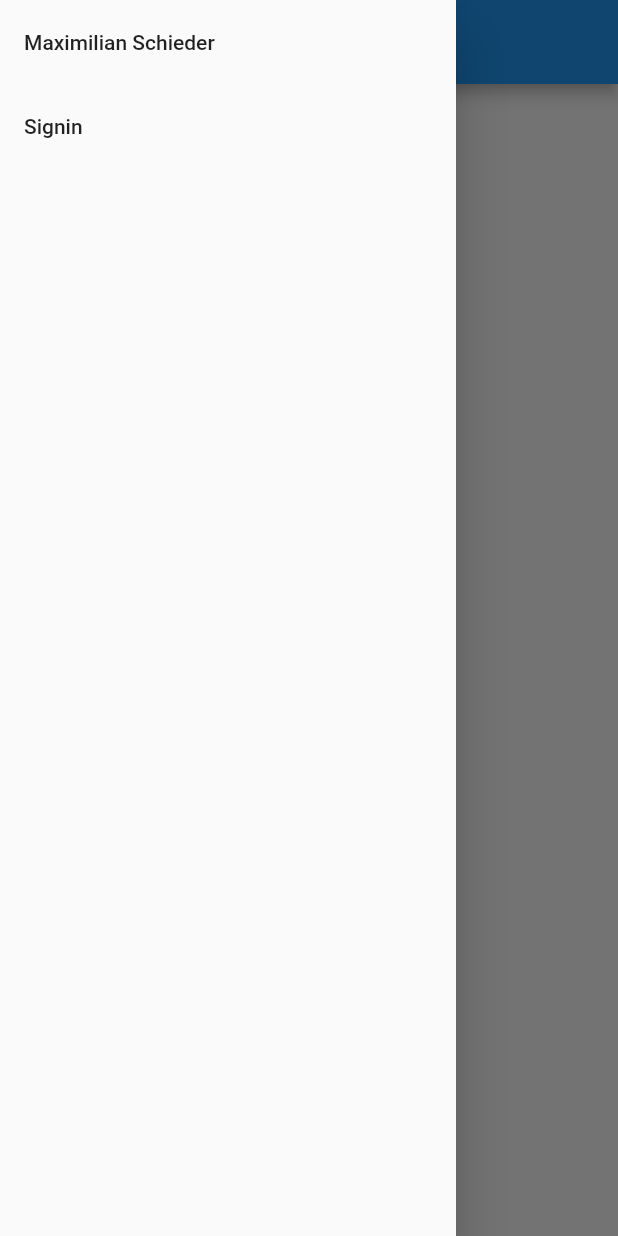
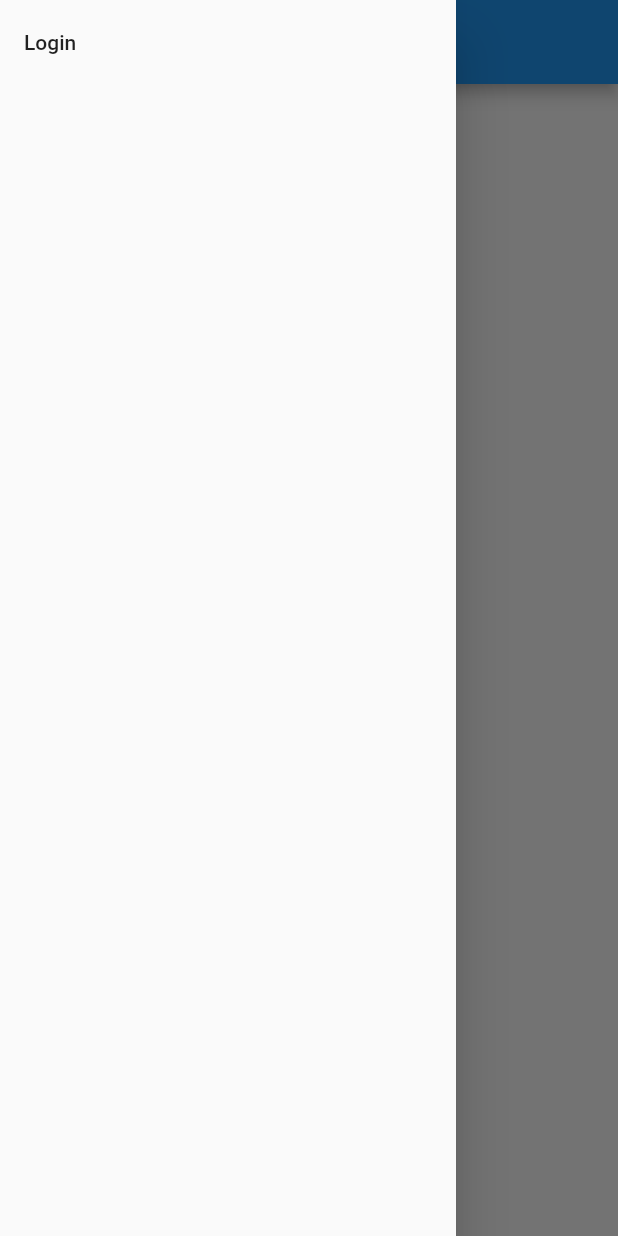
Before and after one commit to gbklegal/Flutter-Steuermachen, a Flutter app: the screen it shows after launch, with the side drawer open, on a phone screen of 412 x 824 dp. Run offline on Flutter 3.47's test engine with Material 2 defaults, Android fonts, the phone set to English and light mode, and no system bars.

Commit message:
Mockup Logout

```diff
--- a/lib/providers/authentication-provider.dart
+++ b/lib/providers/authentication-provider.dart
@@ -10,4 +10,10 @@ class AuthenticationProvider extends ChangeNotifier {
 
     notifyListeners();
   }
+
+  void logout() {
+    _authenticated = false;
+
+    notifyListeners();
+  }
 }
--- a/lib/widget/nav-drawer.dart
+++ b/lib/widget/nav-drawer.dart
@@ -1,26 +1,42 @@
 import 'package:flutter/material.dart';
+import 'package:provider/provider.dart';
+import 'package:steuermachen/providers/authentication-provider.dart';
 import 'package:steuermachen/screens/authentication-screen.dart';
 
 class NavDrawer extends StatelessWidget {
   @override
   Widget build(BuildContext context) {
-    return Drawer(
-      child: ListView(
+    return Drawer(child: Consumer<AuthenticationProvider>(
+      builder: (contect, auth, child) {
+        if (auth.authenticated) {
+          return ListView(
+            children: [
+              ListTile(title: Text("Maximilian Schieder")),
+              ListTile(
+                title: Text("Logout"),
+                onTap: () {
+                  Provider.of<AuthenticationProvider>(context, listen: false)
+                      .logout();
+                },
+              )
+            ],
+          );
+        } else {
+          return ListView(
             children: [
               ListTile(
-            title: Text("Maximilian Schieder"),
-          ),
-          ListTile(
-            title: Text("Signin"),
+                title: Text("Login"),
                 onTap: () {
                   Navigator.push(
-                  context,
+                      contect,
                       MaterialPageRoute(
                           builder: (context) => AuthenticationScreen()));
                 },
-          ),
+              )
             ],
-      ),
           );
         }
+      },
+    ));
   }
+}
```
Lines whose indentation alone changed are shown as unchanged.
